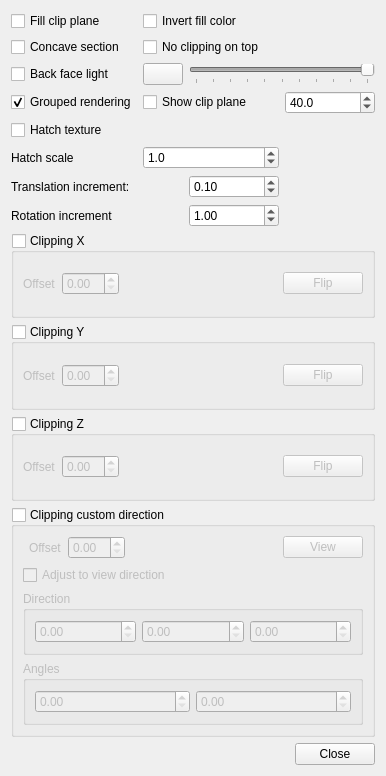
This is src/Gui/Clipping.ui in wavexx/FreeCAD as Qt 5 draws it before an edit. The edited form follows.
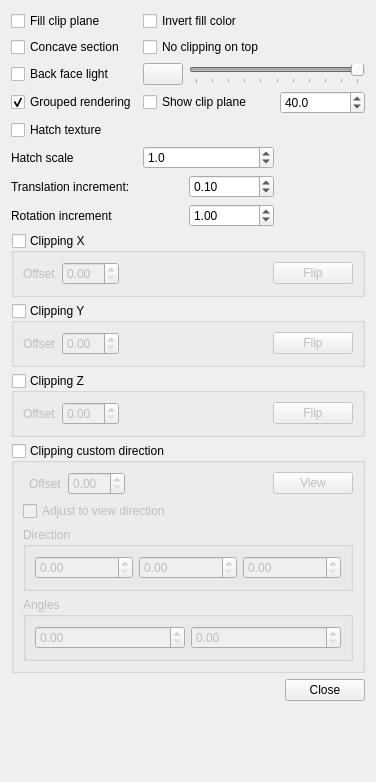
This is the edited form. Custom widgets are drawn as their Qt base class.

Commit message:
Gui: support draging clipping plane
Closes realthunder/FreeCAD_Assembly3#920
@HoWilgh

Diff of the .ui file:
```diff
--- a/src/Gui/Clipping.ui
+++ b/src/Gui/Clipping.ui
@@ -6,8 +6,8 @@
    <rect>
     <x>0</x>
     <y>0</y>
-    <width>386</width>
-    <height>776</height>
+    <width>376</width>
+    <height>782</height>
    </rect>
   </property>
   <property name="windowTitle">
@@ -558,6 +558,19 @@
      </item>
     </layout>
    </item>
+   <item row="9" column="0">
+    <spacer name="verticalSpacer">
+     <property name="orientation">
+      <enum>Qt::Vertical</enum>
+     </property>
+     <property name="sizeHint" stdset="0">
+      <size>
+       <width>20</width>
+       <height>40</height>
+      </size>
+     </property>
+    </spacer>
+   </item>
   </layout>
  </widget>
  <customwidgets>
```
Left out of the diff: 2 changed lines with no effect on the pictures. The commit also changes 4 other files.
